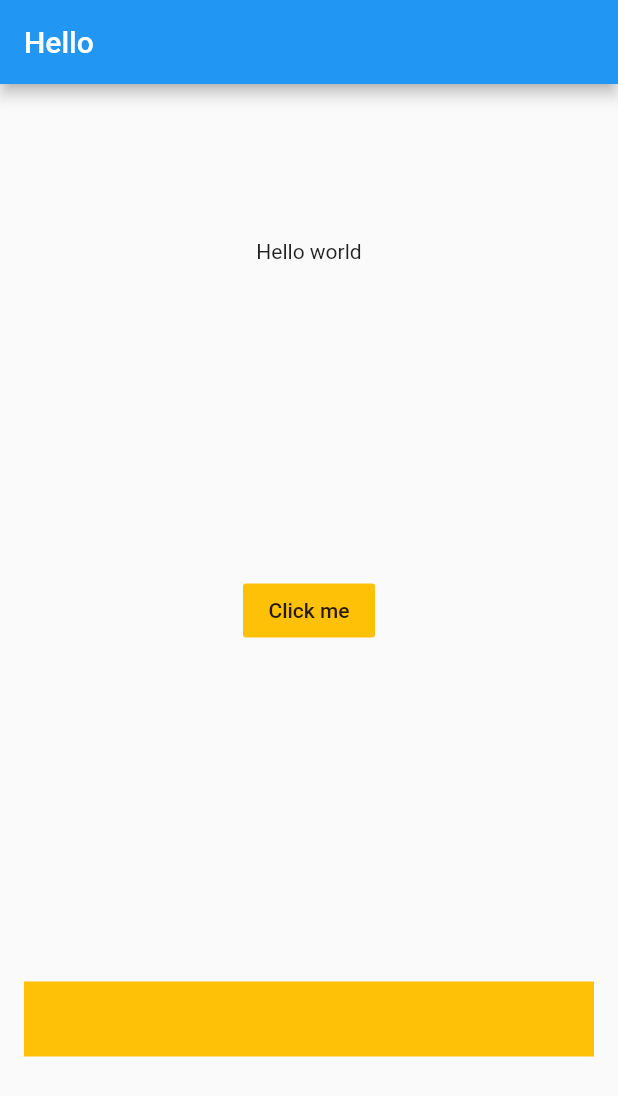
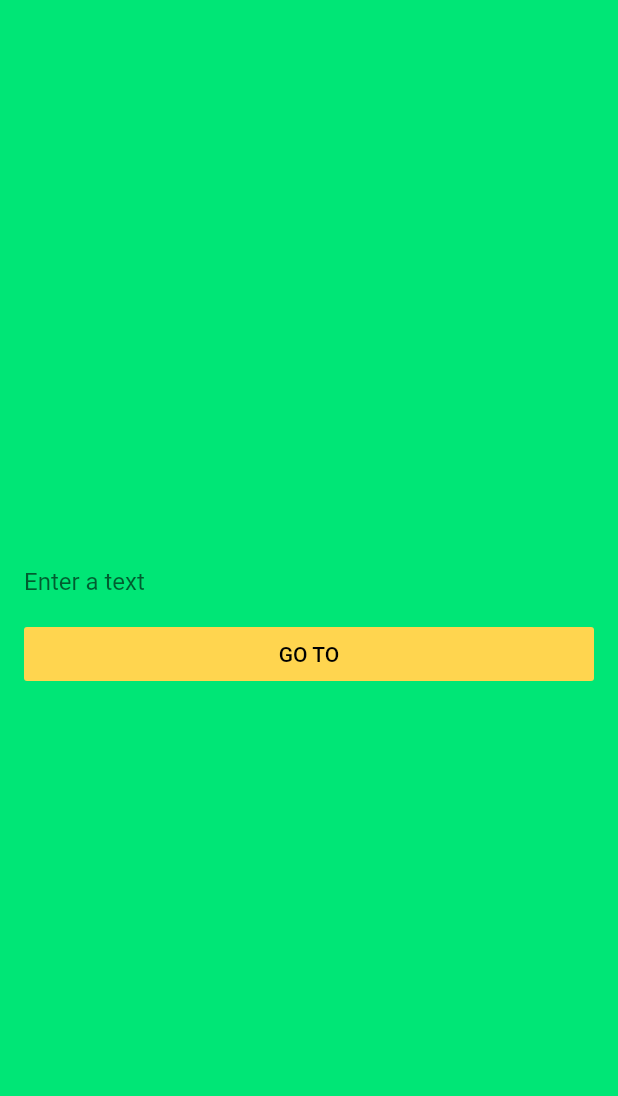
Before and after one commit to sanathe06/meetup-samples-2019-08-01, a Flutter app: the screen it shows after launch, on a phone screen of 412 x 824 dp. Shown: the top 1096 px of the screen. Run offline on Flutter 3.47's test engine with Material 2 defaults, Android fonts, the phone set to English and light mode, and no system bars.

Commit message:
navigation of screens done

```diff
--- a/meetup/lib/main.dart
+++ b/meetup/lib/main.dart
@@ -1,4 +1,7 @@
 import 'package:flutter/material.dart';
+
+import 'navigations/first_screen.dart';
+import 'navigations/second_screen.dart';
 
 void main() => runApp(MyApp());
 
@@ -6,67 +9,14 @@ class MyApp extends StatelessWidget {
   @override
   Widget build(BuildContext context) {
     return MaterialApp(
-      title: 'Flutter Demo',
-      theme: ThemeData(
-        primarySwatch: Colors.blue,
-      ),
-      home: MyHomePage(),
-    );
+        title: 'Flutter Demo',
+        theme: ThemeData(
+          primarySwatch: Colors.blue,
+        ),
+        initialRoute: '/',
+        routes: {
+          '/': (context) => FirstScreen(),
+          '/second': (context) => SecondScreen(""),
+        });
   }
 }
-
-class MyHomePage extends StatefulWidget {
-  MyHomePage({Key key}) : super(key: key);
-
-  @override
-  _MyHomePageState createState() => _MyHomePageState();
-}
-
-class _MyHomePageState extends State<MyHomePage> {
-  @override
-  Widget build(BuildContext context) {
-    return Scaffold(
-      appBar: AppBar(
-        title: Text("Hello"),
-      ),
-      body: Builder(
-        builder: (context) => Center(
-          child: Column(
-            mainAxisAlignment: MainAxisAlignment.spaceAround,
-            mainAxisSize: MainAxisSize.max,
-            children: <Widget>[
-              Text(
-                'Hello world',
-              ),
-              Row(
-                mainAxisAlignment: MainAxisAlignment.center,
-                crossAxisAlignment: CrossAxisAlignment.center,
-                children: <Widget>[
-                  FlatButton(
-                    color: Colors.amber,
-                    child: Text("Click me"),
-                    onPressed: () {
-                      final snackBar = SnackBar(
-                        content: Text('Yay! A SnackBar!'),
-                        action: SnackBarAction(
-                          label: 'Undo',
-                          onPressed: () {},
-                        ),
-                      );
-                      Scaffold.of(context).showSnackBar(snackBar);
-                    },
-                  ),
-                ],
-              ),
-              Container(
-                margin: EdgeInsets.all(16),
-                height: 50,
-                color: Colors.amber,
-              ),
-            ],
-          ),
-        ),
-      ),
-    );
-  }
-}
--- /dev/null
+++ b/meetup/lib/navigations/first_screen.dart
@@ -0,0 +1,54 @@
+import 'package:flutter/material.dart';
+import 'package:meetup/navigations/second_screen.dart';
+
+class FirstScreen extends StatefulWidget {
+  FirstScreen({Key key}) : super(key: key);
+
+  _FirstScreenState createState() => _FirstScreenState();
+}
+
+class _FirstScreenState extends State<FirstScreen> {
+  final textController = TextEditingController();
+
+  @override
+  Widget build(BuildContext context) {
+    return Scaffold(
+      body: Container(
+        color: Colors.greenAccent.shade400,
+        padding: EdgeInsets.all(16),
+        child: Column(
+          mainAxisAlignment: MainAxisAlignment.center,
+          crossAxisAlignment: CrossAxisAlignment.stretch,
+          children: <Widget>[
+            TextField(
+              decoration: InputDecoration(
+                border: InputBorder.none,
+                hintText: 'Enter a text',
+              ),
+              controller: textController,
+            ),
+            FlatButton(
+              child: Text(
+                "GO TO",
+                style: TextStyle(
+                  color: Colors.black,
+                ),
+              ),
+              onPressed: () async {
+                String result = await Navigator.push(
+                  context,
+                  MaterialPageRoute(
+                    builder: (context) => SecondScreen(textController.text),
+                  ),
+                );
+                //Navigator.pushNamed(context, '/second');
+                textController.text = result;
+              },
+              color: Colors.amber.shade300,
+            )
+          ],
+        ),
+      ),
+    );
+  }
+}
```
Also changed, not shown: meetup/lib/navigations/second_screen.dart (added, +39 -0 lines).
